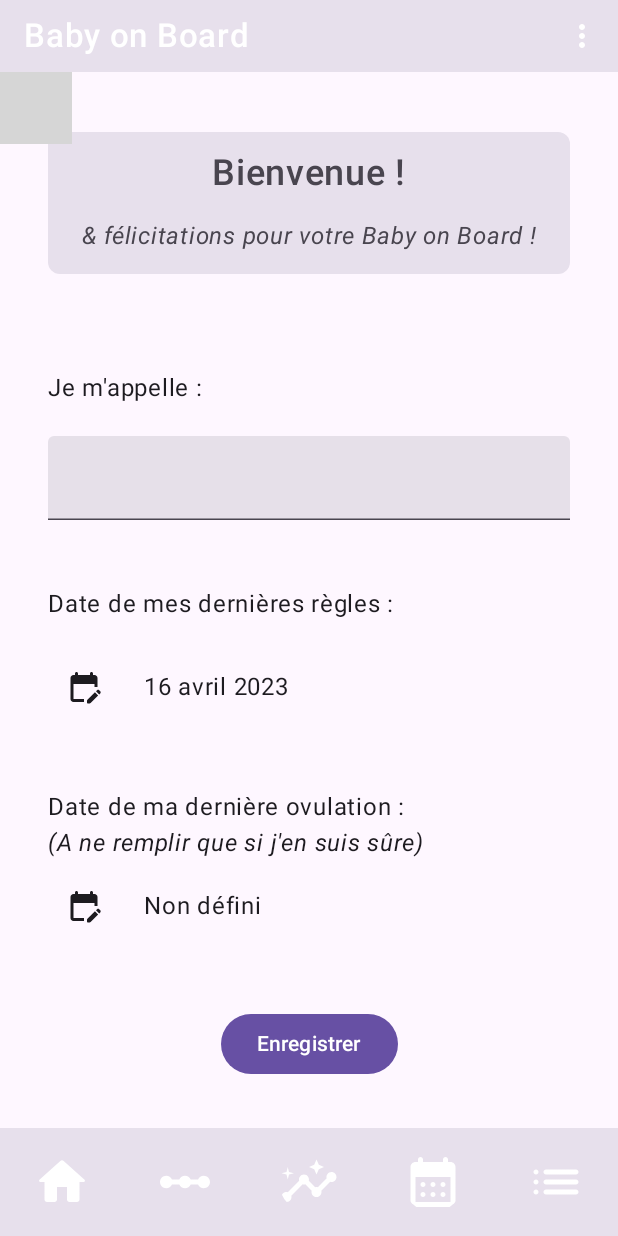
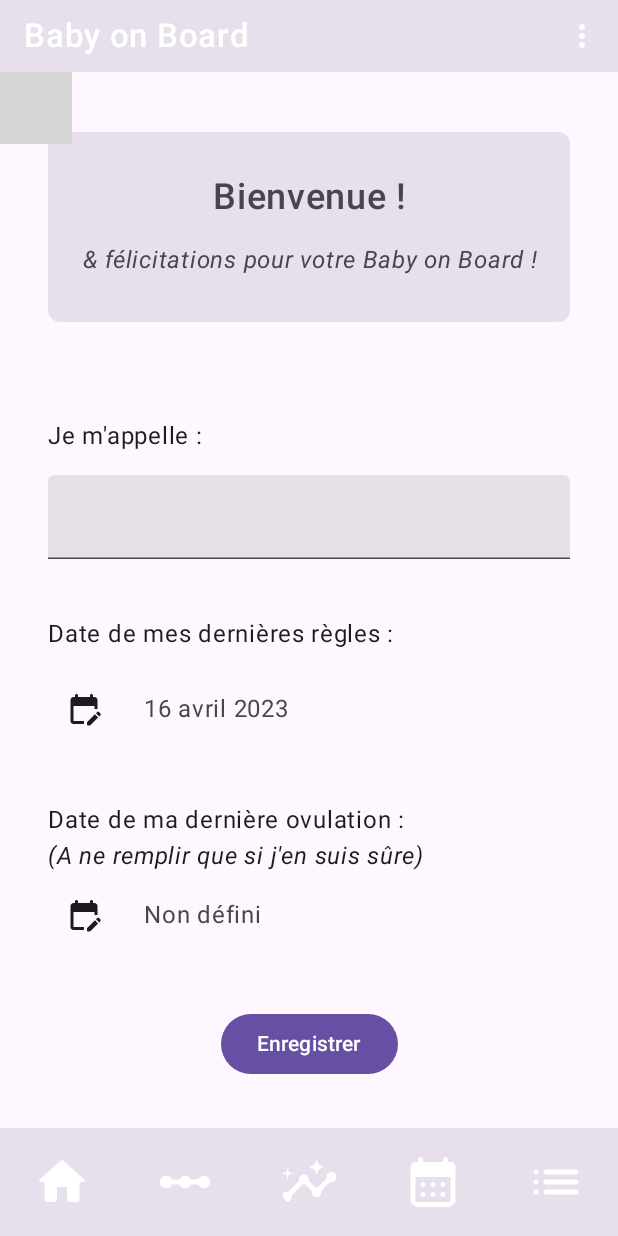
Before and after one commit to lrq3000/baby-on-board, an Android app built with Jetpack Compose: the InformationScreen screen opened through its navigation route, on a phone screen of 412 x 824 dp. Run offline under Robolectric (Android 15) with nearby library versions, the phone set to English and light mode, and no system bars; libraries missing offline, so code that uses them is left out: com.vanpra.composematerialdialogs; 4 statements that could not run were skipped; grey boxes are pictures that could not be loaded.

Commit message:
Redesign colors

```diff
--- a/app/src/main/java/com/example/bob/ui/InformationScreen.kt
+++ b/app/src/main/java/com/example/bob/ui/InformationScreen.kt
@@ -18,6 +18,7 @@ import androidx.compose.ui.text.TextStyle
 import androidx.compose.ui.text.font.FontStyle
 import androidx.compose.ui.text.font.FontWeight
 import androidx.compose.ui.text.input.ImeAction
+import androidx.compose.ui.text.style.TextAlign
 import androidx.compose.ui.unit.dp
 import androidx.compose.ui.unit.sp
 import com.example.bob.dataStore.UserInformations
@@ -84,7 +85,7 @@ fun InformationScreen(
         val periodDateDialogState = rememberMaterialDialogState()
         val ovulationDateDialogState = rememberMaterialDialogState()
 
-        Surface(
+        Column(
             modifier = Modifier
                 .fillMaxSize()
                 .padding(16.dp),
@@ -98,7 +99,7 @@ fun InformationScreen(
                     modifier = Modifier
                         .fillMaxWidth()
                         .padding(16.dp)
-                        .fillMaxHeight(0.15f)
+                        .fillMaxHeight(0.2f)
                         .clip(RoundedCornerShape(8.dp)),
                     color = MaterialTheme.colorScheme.surfaceVariant
                 ) {
@@ -109,11 +110,16 @@ fun InformationScreen(
                         Text(
                             text = stringResource(R.string.welcome),
                             fontWeight = FontWeight.SemiBold,
-                            fontSize = 24.sp
+                            fontSize = 24.sp,
+                            textAlign = TextAlign.Center
 
                         )
                         Spacer(modifier = Modifier.size(16.dp))
-                        Text(text = stringResource(R.string.congrats), fontStyle = FontStyle.Italic)
+                        Text(
+                            text = stringResource(R.string.congrats),
+                            fontStyle = FontStyle.Italic,
+                            textAlign = TextAlign.Center
+                        )
                     }
                 }
                 Spacer(modifier = Modifier.size(32.dp))
@@ -152,7 +158,7 @@ fun InformationScreen(
                             )
                         }
                         Spacer(modifier = Modifier.size(16.dp))
-                        Text(text = periodFormattedDate)
+                        Text(text = periodFormattedDate, color = MaterialTheme.colorScheme.onSurfaceVariant)
                     }
 
                     Spacer(modifier = Modifier.size(32.dp))
@@ -171,7 +177,7 @@ fun InformationScreen(
                             )
                         }
                         Spacer(modifier = Modifier.size(16.dp))
-                        Text(text = ovulationFormattedDate)
+                        Text(text = ovulationFormattedDate, color = MaterialTheme.colorScheme.onSurfaceVariant)
                         if (ovulationPickedDate != null) {
                             IconButton(onClick = { ovulationPickedDate = null }) {
                                 Icon(
```
